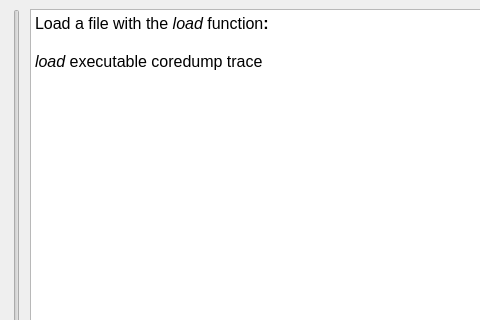
Qt form hase/frontend/mainwindow.ui (hase-project/hase) before a commit; both pictures show x 0 to 480 and y 0 to 320 of the 1015 by 789 pixel window.
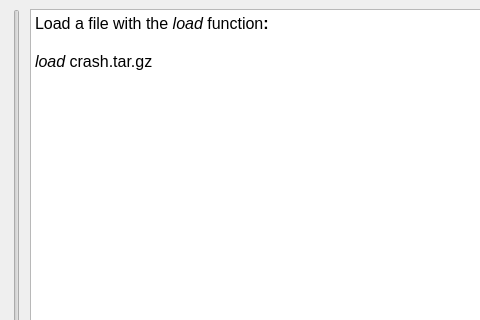
The same form after that commit. Custom widgets are drawn as their Qt base class.

Commit message: fix ipython magic for replaying trace

The edit to the form file:
```diff
--- a/hase/frontend/mainwindow.ui
+++ b/hase/frontend/mainwindow.ui
@@ -26,7 +26,7 @@
 &lt;/style&gt;&lt;/head&gt;&lt;body style=&quot; font-family:'Ubuntu'; font-size:12pt; font-weight:400; font-style:normal;&quot;&gt;
 &lt;p style=&quot; margin-top:0px; margin-bottom:0px; margin-left:0px; margin-right:0px; -qt-block-indent:0; text-indent:0px;&quot;&gt;Load a file with the &lt;span style=&quot; font-style:italic;&quot;&gt;load &lt;/span&gt;function&lt;span style=&quot; font-weight:600;&quot;&gt;:&lt;/span&gt;&lt;/p&gt;
 &lt;p style=&quot;-qt-paragraph-type:empty; margin-top:0px; margin-bottom:0px; margin-left:0px; margin-right:0px; -qt-block-indent:0; text-indent:0px;&quot;&gt;&lt;br /&gt;&lt;/p&gt;
-&lt;p style=&quot; margin-top:0px; margin-bottom:0px; margin-left:0px; margin-right:0px; -qt-block-indent:0; text-indent:0px;&quot;&gt;&lt;span style=&quot; font-style:italic;&quot;&gt;load&lt;/span&gt; executable coredump trace&lt;/p&gt;&lt;/body&gt;&lt;/html&gt;</string>
+&lt;p style=&quot; margin-top:0px; margin-bottom:0px; margin-left:0px; margin-right:0px; -qt-block-indent:0; text-indent:0px;&quot;&gt;&lt;span style=&quot; font-style:italic;&quot;&gt;load&lt;/span&gt; crash.tar.gz&lt;/p&gt;&lt;/body&gt;&lt;/html&gt;</string>
         </property>
        </widget>
       </item>
```
Left out of the diff: 2 changed lines with no effect on the pictures. The commit also changes 2 other files.
